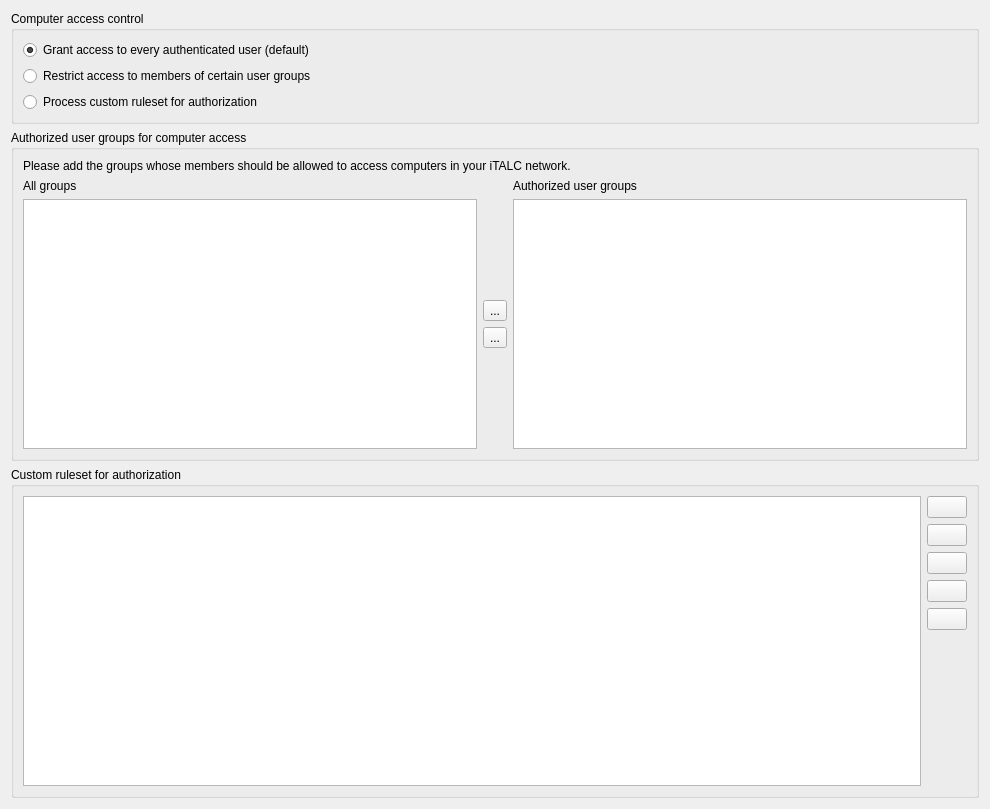
Old version of the form imc/Forms/PageAccessControl.ui in the repository veyon/veyon.
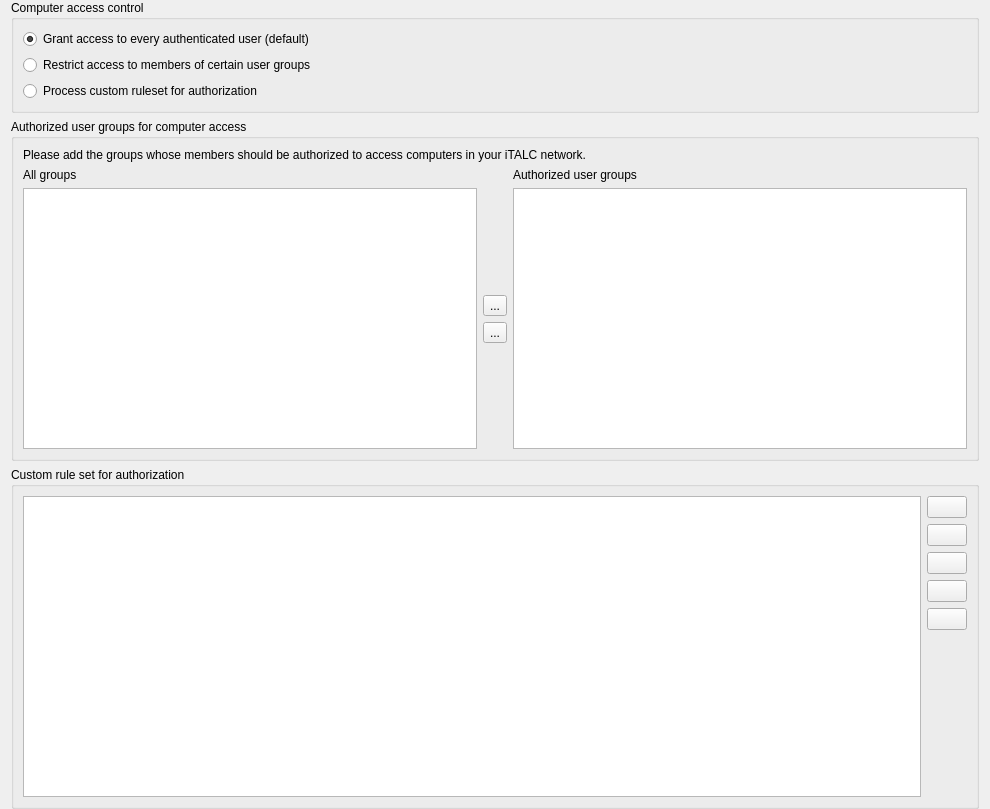
New version of the form. Icons and pictures are not drawn.

Commit message: IMC/PageAccessControl: implement button function stubs

The edit to the form file:
```diff
--- a/imc/Forms/PageAccessControl.ui
+++ b/imc/Forms/PageAccessControl.ui
@@ -14,6 +14,12 @@
    <string>Form</string>
   </property>
   <layout class="QVBoxLayout" name="verticalLayout">
+   <property name="topMargin">
+    <number>0</number>
+   </property>
+   <property name="bottomMargin">
+    <number>0</number>
+   </property>
    <item>
     <widget class="QGroupBox" name="groupBox_19">
      <property name="title">
@@ -66,7 +72,7 @@
       <item row="0" column="0" colspan="3">
        <widget class="QLabel" name="label_40">
         <property name="text">
-         <string>Please add the groups whose members should be allowed to access computers in your iTALC network.</string>
+         <string>Please add the groups whose members should be authorized to access computers in your iTALC network.</string>
         </property>
         <property name="wordWrap">
          <bool>true</bool>
@@ -155,7 +161,7 @@
    <item>
     <widget class="QGroupBox" name="groupBox_21">
      <property name="title">
-      <string>Custom ruleset for authorization</string>
+      <string>Custom rule set for authorization</string>
      </property>
      <layout class="QGridLayout" name="gridLayout_23">
       <item row="0" column="1">
```
Left out of the diff: 178 changed lines with no effect on the pictures. The commit also changes 3 other files.
